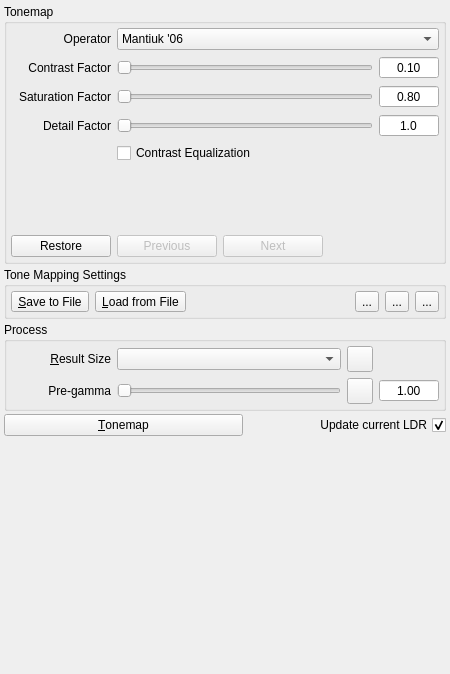
Qt form forms/TonemappingPanel.ui (LuminanceHDR/LuminanceHDR) before a commit.
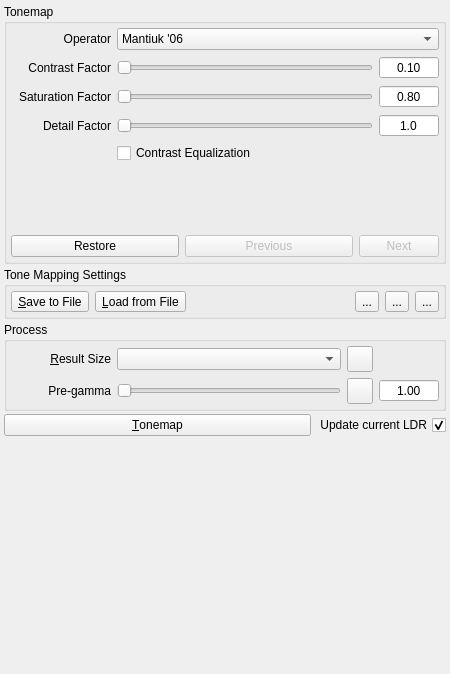
The same form after that commit. Icons and pictures are not drawn.

Commit message: [TonemappingPanel] Slightly improved widgets layout

```diff
--- a/forms/TonemappingPanel.ui
+++ b/forms/TonemappingPanel.ui
@@ -47,7 +47,7 @@
      <item>
       <widget class="QPushButton" name="applyButton">
        <property name="sizePolicy">
-        <sizepolicy hsizetype="Preferred" vsizetype="Fixed">
+        <sizepolicy hsizetype="MinimumExpanding" vsizetype="Fixed">
          <horstretch>0</horstretch>
          <verstretch>0</verstretch>
         </sizepolicy>
@@ -69,23 +69,11 @@
      <item>
       <widget class="QCheckBox" name="replaceLdrCheckBox">
        <property name="sizePolicy">
-        <sizepolicy hsizetype="Preferred" vsizetype="Fixed">
+        <sizepolicy hsizetype="Minimum" vsizetype="Fixed">
          <horstretch>0</horstretch>
          <verstretch>0</verstretch>
         </sizepolicy>
        </property>
-       <property name="minimumSize">
-        <size>
-         <width>150</width>
-         <height>0</height>
-        </size>
-       </property>
-       <property name="maximumSize">
-        <size>
-         <width>200</width>
-         <height>16777215</height>
-        </size>
-       </property>
        <property name="layoutDirection">
         <enum>Qt::RightToLeft</enum>
        </property>
@@ -2885,17 +2873,11 @@
          <layout class="QHBoxLayout" name="horizontalLayout_undo">
           <item>
            <widget class="QPushButton" name="defaultButton">
-            <property name="minimumSize">
-             <size>
-              <width>100</width>
-              <height>0</height>
-             </size>
-            </property>
-            <property name="maximumSize">
-             <size>
-              <width>100</width>
-              <height>16777215</height>
-             </size>
+            <property name="sizePolicy">
+             <sizepolicy hsizetype="MinimumExpanding" vsizetype="Fixed">
+              <horstretch>0</horstretch>
+              <verstretch>0</verstretch>
+             </sizepolicy>
             </property>
             <property name="toolTip">
              <string>Restore operator's default values</string>
@@ -2920,17 +2902,11 @@
             <property name="enabled">
              <bool>false</bool>
             </property>
-            <property name="minimumSize">
-             <size>
-              <width>100</width>
-              <height>0</height>
-             </size>
-            </property>
-            <property name="maximumSize">
-             <size>
-              <width>100</width>
-              <height>16777215</height>
-             </size>
+            <property name="sizePolicy">
+             <sizepolicy hsizetype="MinimumExpanding" vsizetype="Fixed">
+              <horstretch>0</horstretch>
+              <verstretch>0</verstretch>
+             </sizepolicy>
             </property>
             <property name="toolTip">
              <string>Previous applied settings</string>
@@ -2955,18 +2931,6 @@
             <property name="enabled">
              <bool>false</bool>
             </property>
-            <property name="minimumSize">
-             <size>
-              <width>100</width>
-              <height>0</height>
-             </size>
-            </property>
-            <property name="maximumSize">
-             <size>
-              <width>100</width>
-              <height>16777215</height>
-             </size>
-            </property>
             <property name="toolTip">
              <string>Next applied settings</string>
             </property>
@@ -2988,19 +2952,6 @@
             </property>
            </widget>
           </item>
-          <item>
-           <spacer name="spacerRedoFrame">
-            <property name="orientation">
-             <enum>Qt::Horizontal</enum>
-            </property>
-            <property name="sizeHint" stdset="0">
-             <size>
-              <width>2</width>
-              <height>20</height>
-             </size>
-            </property>
-           </spacer>
-          </item>
          </layout>
         </item>
        </layout>
```
Left out of the diff: 3 changed lines with no effect on the pictures.
